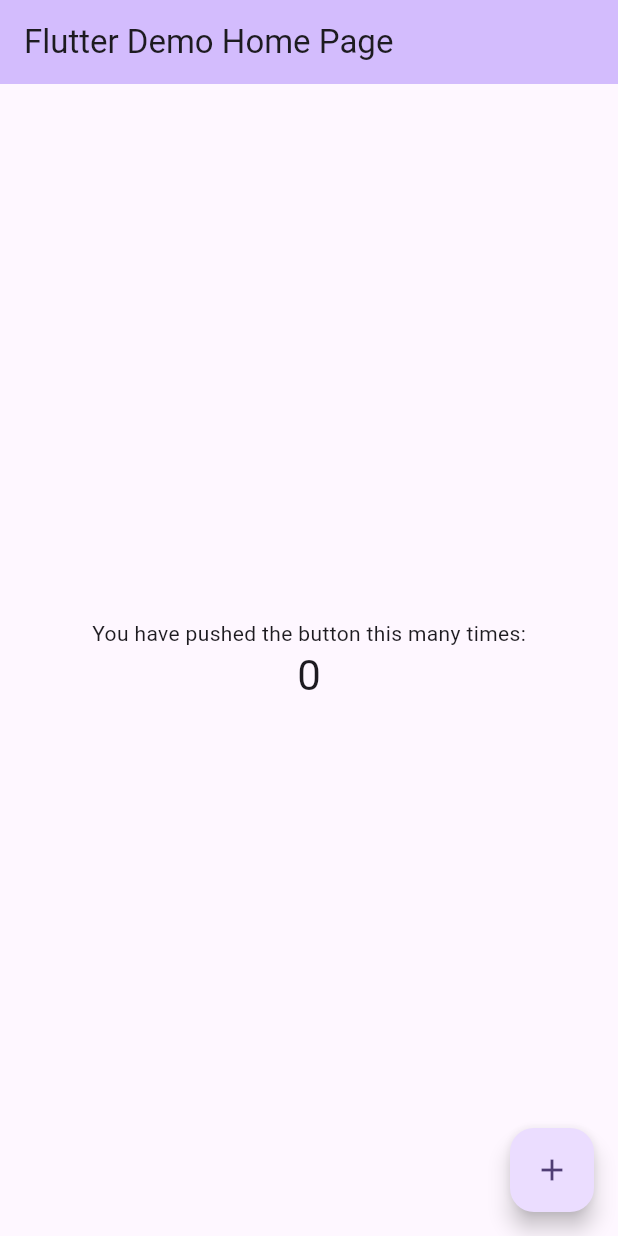
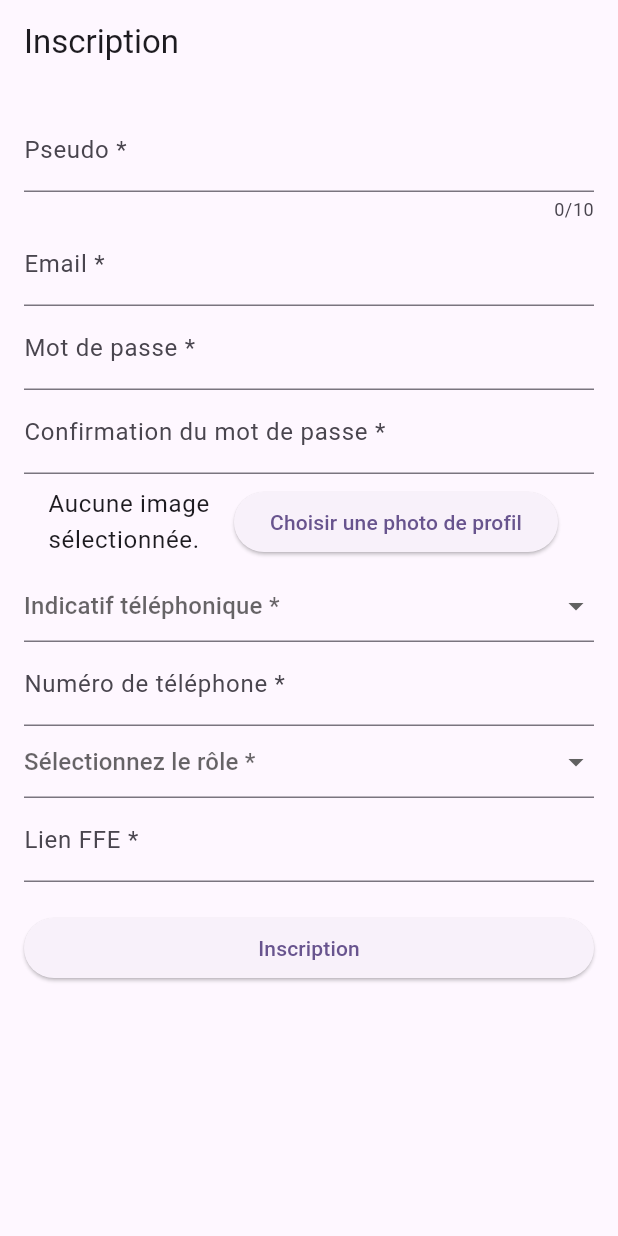
Before and after one commit to CharlesHenrynoah/Horse_project, a Flutter app: the screen it shows after launch, on a phone screen of 412 x 824 dp. Run offline on Flutter 3.47's test engine with Material 2 defaults, Android fonts, the phone set to English and light mode, and no system bars; our stand-ins replace image_picker, supabase; accounts and stored records are empty.

Commit message:
Inscription cavalier et admin

```diff
--- a/horse_project/lib/controllers/user_controller.dart
+++ b/horse_project/lib/controllers/user_controller.dart
@@ -0,0 +1,25 @@
+import 'package:horse_project/models/user.dart' as appUser;
+import 'package:supabase/supabase.dart';
+
+class UserController {
+  final client = SupabaseClient('https://wfkfgyfeuhsfchzcsqzr.supabase.co', 'eyJhbGciOiJIUzI1NiIsInR5cCI6IkpXVCJ9.eyJpc3MiOiJzdXBhYmFzZSIsInJlZiI6Indma2ZneWZldWhzZmNoemNzcXpyIiwicm9sZSI6ImFub24iLCJpYXQiOjE2OTQ2NTQ5MTIsImV4cCI6MjAxMDIzMDkxMn0.VbBQ2MwREE9FI-bHolYMw-POpRKz54OFz8AHJKI_wz0');
+
+  Future<void> signup(appUser.User user) async {
+    print('Signup method called with user: ${user.toString()}');
+
+    final response = await client.from('users').insert({
+      'id': user.id,
+      'username': user.username,
+      'email': user.email,
+      'hashed_password': user.hashed_password,
+      'pseudo': user.pseudo,
+      'photo': user.photo,
+      'phonenumber': user.phonenumber,
+      'ffelink': user.ffelink,
+      'isadmin': user.isadmin,
+      'horses': user.horses,
+    }).execute();
+
+    print('Response received: ${response.data}');
+  }
+}
--- a/horse_project/lib/main.dart
+++ b/horse_project/lib/main.dart
@@ -1,6 +1,8 @@
 import 'package:flutter/material.dart';
+import 'package:horse_project/views/signup_page.dart';
 
 void main() {
+  WidgetsFlutterBinding.ensureInitialized();
   runApp(const MyApp());
 }
 
@@ -13,113 +15,13 @@ class MyApp extends StatelessWidget {
     return MaterialApp(
       title: 'Flutter Demo',
       theme: ThemeData(
-        // This is the theme of your application.
-        //
-        // TRY THIS: Try running your application with "flutter run". You'll see
-        // the application has a blue toolbar. Then, without quitting the app,
-        // try changing the seedColor in the colorScheme below to Colors.green
-        // and then invoke "hot reload" (save your changes or press the "hot
-        // reload" button in a Flutter-supported IDE, or press "r" if you used
-        // the command line to start the app).
-        //
-        // Notice that the counter didn't reset back to zero; the application
-        // state is not lost during the reload. To reset the state, use hot
-        // restart instead.
-        //
-        // This works for code too, not just values: Most code changes can be
-        // tested with just a hot reload.
         colorScheme: ColorScheme.fromSeed(seedColor: Colors.deepPurple),
         useMaterial3: true,
       ),
-      home: const MyHomePage(title: 'Flutter Demo Home Page'),
+      debugShowCheckedModeBanner: false,
+      home: Scaffold(
+        body: SignupPage(),
+      ),
     );
   }
 }
-
-class MyHomePage extends StatefulWidget {
-  const MyHomePage({super.key, required this.title});
-
-  // This widget is the home page of your application. It is stateful, meaning
-  // that it has a State object (defined below) that contains fields that affect
-  // how it looks.
-
-  // This class is the configuration for the state. It holds the values (in this
-  // case the title) provided by the parent (in this case the App widget) and
-  // used by the build method of the State. Fields in a Widget subclass are
-  // always marked "final".
-
-  final String title;
-
-  @override
-  State<MyHomePage> createState() => _MyHomePageState();
-}
-
-class _MyHomePageState extends State<MyHomePage> {
-  int _counter = 0;
-
-  void _incrementCounter() {
-    setState(() {
-      // This call to setState tells the Flutter framework that something has
-      // changed in this State, which causes it to rerun the build method below
-      // so that the display can reflect the updated values. If we changed
-      // _counter without calling setState(), then the build method would not be
-      // called again, and so nothing would appear to happen.
-      _counter++;
-    });
-  }
-
-  @override
-  Widget build(BuildContext context) {
-    // This method is rerun every time setState is called, for instance as done
-    // by the _incrementCounter method above.
-    //
-    // The Flutter framework has been optimized to make rerunning build methods
-    // fast, so that you can just rebuild anything that needs updating rather
-    // than having to individually change instances of widgets.
-    return Scaffold(
-      appBar: AppBar(
-        // TRY THIS: Try changing the color here to a specific color (to
-        // Colors.amber, perhaps?) and trigger a hot reload to see the AppBar
-        // change color while the other colors stay the same.
-        backgroundColor: Theme.of(context).colorScheme.inversePrimary,
-        // Here we take the value from the MyHomePage object that was created by
-        // the App.build method, and use it to set our appbar title.
-        title: Text(widget.title),
-      ),
-      body: Center(
-        // Center is a layout widget. It takes a single child and positions it
-        // in the middle of the parent.
-        child: Column(
-          // Column is also a layout widget. It takes a list of children and
-          // arranges them vertically. By default, it sizes itself to fit its
-          // children horizontally, and tries to be as tall as its parent.
-          //
-          // Column has various properties to control how it sizes itself and
-          // how it positions its children. Here we use mainAxisAlignment to
-          // center the children vertically; the main axis here is the vertical
-          // axis because Columns are vertical (the cross axis would be
-          // horizontal).
-          //
-          // TRY THIS: Invoke "debug painting" (choose the "Toggle Debug Paint"
-          // action in the IDE, or press "p" in the console), to see the
-          // wireframe for each widget.
-          mainAxisAlignment: MainAxisAlignment.center,
-          children: <Widget>[
-            const Text(
-              'You have pushed the button this many times:',
-            ),
-            Text(
-              '$_counter',
-              style: Theme.of(context).textTheme.headlineMedium,
-            ),
-          ],
-        ),
-      ),
-      floatingActionButton: FloatingActionButton(
-        onPressed: _incrementCounter,
-        tooltip: 'Increment',
-        child: const Icon(Icons.add),
-      ), // This trailing comma makes auto-formatting nicer for build methods.
-    );
-  }
-}
--- a/horse_project/lib/models/user.dart
+++ b/horse_project/lib/models/user.dart
@@ -0,0 +1,25 @@
+class User {
+  String? id;
+  String? username;
+  String? email;
+  String? hashed_password;
+  String? pseudo;
+  String? photo;
+  String? phonenumber;
+  String? ffelink;
+  bool? isadmin;
+  List<String>? horses;
+
+  User({
+    this.id,
+    this.username,
+    this.email,
+    this.hashed_password,
+    this.pseudo,
+    this.photo,
+    this.phonenumber,
+    this.ffelink,
+    this.isadmin,
+    this.horses,
+  });
+}
--- a/horse_project/lib/views/signup_page.dart
+++ b/horse_project/lib/views/signup_page.dart
@@ -0,0 +1,234 @@
+import 'package:flutter/material.dart';
+import 'package:image_picker/image_picker.dart';
+import 'dart:io';
+import 'package:horse_project/controllers/user_controller.dart'; // Import UserController
+import 'package:horse_project/models/user.dart' as appUser; // Import User model
+import 'package:uuid/uuid.dart';
+
+var uuid = Uuid();
+
+class SignupPage extends StatefulWidget {
+  @override
+  _SignupPageState createState() => _SignupPageState();
+}
+
+class _SignupPageState extends State<SignupPage> {
+  final _formKey = GlobalKey<FormState>();
+  String? _username;
+  String? _email;
+  String? _hashed_password;
+  String? _confirm_password; // Add a variable to store the confirm password
+  String? _pseudo;
+  String? _photo;
+  String? _phonenumber;
+  String? _ffelink;
+  bool? _isadmin; // Add a variable to store the admin status
+  File? _imageFile;
+  final _userController = UserController(); // Initialize UserController
+  String? _phoneCode; // Add a variable to store the phone code
+
+  Future<void> _pickImage() async {
+    final pickedFile = await ImagePicker().getImage(source: ImageSource.gallery);
+    if (pickedFile != null) {
+      setState(() {
+        _imageFile = File(pickedFile.path);
+      });
+    }
+  }
+
+  @override
+  Widget build(BuildContext context) {
+    return Scaffold(
+      appBar: AppBar(
+        title: Text('Inscription'),
+      ),
+      body: Form(
+        key: _formKey,
+        child: ListView(
+          padding: EdgeInsets.all(16.0),
+          children: <Widget>[
+            TextFormField(
+              decoration: InputDecoration(labelText: 'Pseudo *'), // Added required field indicator
+              maxLength: 10, // Add a maximum length
+              validator: (value) { // Added validator
+                if (value == null || value.isEmpty) {
+                  return 'Obligatoire'; // Return error message
+                }
+                return null;
+              },
+              onSaved: (value) {
+                _pseudo = value;
+              },
+            ),
+            TextFormField(
+              decoration: InputDecoration(labelText: 'Email *'), // Added required field indicator
+              validator: (value) { // Added validator
+                if (value == null || value.isEmpty) {
+                  return 'Obligatoire'; // Return error message
+                }
+                // Check if the email is in the correct format
+                if (!RegExp(r"^[a-zA-Z0-9.]+@[a-zA-Z0-9]+\.[a-zA-Z]+").hasMatch(value)) {
+                  return 'Entrez une adresse email valide'; // Return error message
+                }
+                return null;
+              },
+              onSaved: (value) {
+                _email = value;
+              },
+            ),
+            TextFormField(
+              decoration: InputDecoration(labelText: 'Mot de passe *'), // Added required field indicator
+              obscureText: true, // Change to true
+              validator: (value) { // Added validator
+                if (value == null || value.isEmpty) {
+                  return 'Obligatoire'; // Return error message
+                }
+                // Check if the password meets the requirements
+                if (!RegExp(r'^(?=.*[a-z])(?=.*[A-Z])(?=.*\d)(?=.*[@$!%*?&])[A-Za-z\d@$!%*?&]{8,}$').hasMatch(value)) {
+                  return 'Le mot de passe doit contenir au moins une majuscule, un chiffre et un caractère spécial'; // Return error message
+                }
+                return null;
+              },
+              onSaved: (value) {
+                _hashed_password = value;
+              },
+            ),
+            TextFormField(
+              decoration: InputDecoration(labelText: 'Confirmation du mot de passe *'), // Added required field indicator
+              obscureText: true, // Change to true
+              validator: (value) { // Added validator
+                if (value == null || value.isEmpty) {
+                  return 'Obligatoire'; // Return error message
+                }
+                return null;
+              },
+              onSaved: (value) {
+                _confirm_password = value;
+              },
+            ),
+            ListTile(
+              title: _imageFile == null
+                  ? Text('Aucune image sélectionnée.')
+                  : Image.file(_imageFile!),
+              trailing: ElevatedButton(
+                child: Text('Choisir une photo de profil'),
+                onPressed: _pickImage,
+              ),
+            ),
+            DropdownButtonFormField(
+              hint: Text("Indicatif téléphonique *"), // Added required field indicator
+              items: ["France +33", "USA +1", "UK +44", "Germany +49", "Spain +34"].map((code) { // Added more country codes
+                return DropdownMenuItem(
+                  value: code,
+                  child: Text(code),
+                );
+              }).toList(),
+              validator: (value) { // Added validator
+                if (value == null || value.isEmpty) {
+                  return 'Obligatoire'; // Return error message
+                }
+                return null;
+              },
+              onChanged: (value) {
+                setState(() {
+                  _phoneCode = value as String?;
+                });
+              },
+              onSaved: (value) {
+                _phoneCode = value as String?;
+              },
+            ),
+            TextFormField(
+              decoration: InputDecoration(labelText: 'Numéro de téléphone *'), // Added required field indicator
+              validator: (value) { // Added validator
+                if (value == null || value.isEmpty) {
+                  return 'Obligatoire'; // Return error message
+                }
+                return null;
+              },
+              onSaved: (value) {
+                _phonenumber = _phoneCode! + value!;
+              },
+            ),
+            DropdownButtonFormField(
+              hint: Text("Sélectionnez le rôle *"), // Added required field indicator
+              items: ["Administrateur", "Cavalier"].map((role) {
+                return DropdownMenuItem(
+                  value: role == "Administrateur",
+                  child: Text(role),
+                );
+              }).toList(),
+              validator: (value) { // Added validator
+                if (value == null) {
+                  return 'Obligatoire'; // Return error message
+                }
+                return null;
+              },
+              onChanged: (value) {
+                setState(() {
+                  _isadmin = value as bool?;
+                });
+              },
+              onSaved: (value) {
+                _isadmin = value as bool?;
+              },
+            ),
+            TextFormField(
+              decoration: InputDecoration(labelText: 'Lien FFE *'), // Added required field indicator
+              validator: (value) { // Added validator
+                if (value == null || value.isEmpty) {
+                  return 'Obligatoire'; // Return error message
+                }
+                return null;
+              },
+              onSaved: (value) {
+                _ffelink = value;
+              },
+            ),
+            SizedBox(height: 20.0),
+            ElevatedButton(
+              child: Text('Inscription'),
+              onPressed: () {
+                if (_formKey.currentState?.validate() ?? false) {
+                  _formKey.currentState?.save();
+                  // Create a new User object with the saved form data
+                  final user = appUser.User(
+                    id: uuid.v4(), // Generate a unique id
+                    username: _username ?? '', // Use null safety
+                    email: _email ?? '', // Use null safety
+                    hashed_password: _hashed_password ?? '', // Use null safety
+                    pseudo: _pseudo ?? '', // Use null safety
+                    photo: _photo ?? '', // Use null safety
+                    phonenumber: _phonenumber ?? '', // Use null safety
+                    ffelink: _ffelink ?? '', // Use null safety
+                    isadmin: _isadmin ?? false, // Use the value from the form
+                    horses: [], // Add a default value
+                  );
+                  // Call the signup method in UserController
+                  _userController.signup(user);
+                  showDialog(
+                    context: context,
+                    builder: (BuildContext context) {
+                      return AlertDialog(
+                        title: Text('Inscription réussie'),
+                        content: Text('Vous avez bien été inscrit'),
+                        actions: <Widget>[
+                          TextButton(
+                            child: Text('OK'),
+                            onPressed: () {
+                              Navigator.of(context).pop();
+                            },
+                          ),
+                        ],
+                      );
+                    },
+                  );
+                }
+              },
+            ),
+          ],
+        ),
+      ),
+    );
+  }
+}
--- a/horse_project/pubspec.yaml
+++ b/horse_project/pubspec.yaml
@@ -30,7 +30,9 @@ environment:
 dependencies:
   flutter:
     sdk: flutter
-
+  uuid: ^3.0.5
+  image_picker: ^0.8.4+4
+  supabase_flutter: ^1.10.16
 
   # The following adds the Cupertino Icons font to your application.
   # Use with the CupertinoIcons class for iOS style icons.
```
Also changed, not shown: horse_project/pubspec.lock, 5 other files.
